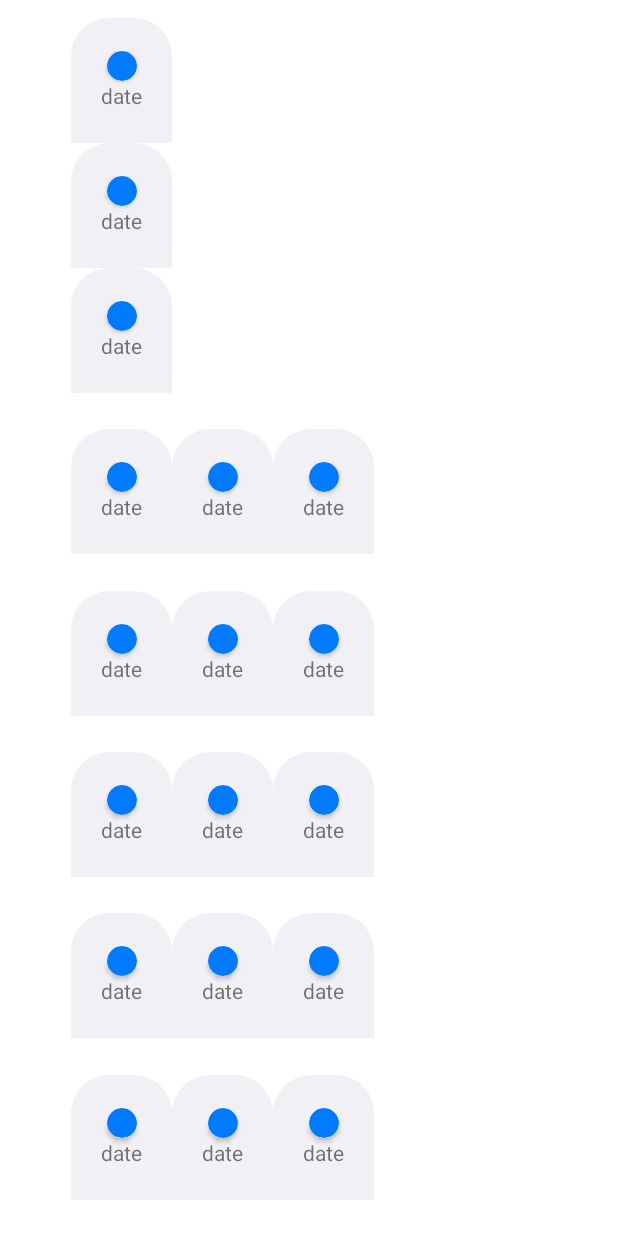
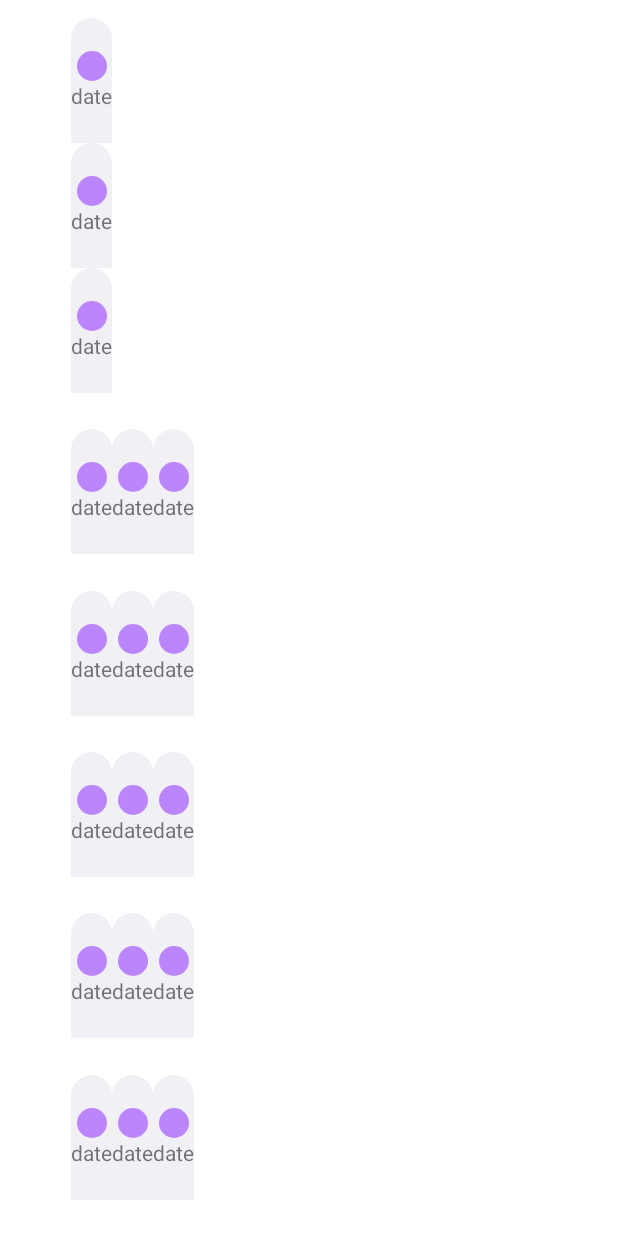
Before and after one commit to umc-all-clear/frontend_kotlin, an Android app: the layout item_home_calendar.xml on its own in the app's theme, with its tools: preview values and no code run, on a phone screen of 412 x 824 dp. Run offline under Robolectric (Android 15) with nearby library versions, the phone set to English and light mode, and no system bars.

Commit message:
working on calendar

```diff
--- /dev/null
+++ b/app/src/main/res/drawable/item_calendar_circle.xml
@@ -0,0 +1,6 @@
+<?xml version="1.0" encoding="utf-8"?>
+<shape xmlns:android="http://schemas.android.com/apk/res/android" android:shape="oval">
+    <solid android:color="@color/purple_200">
+    </solid>
+
+</shape>
--- a/app/src/main/res/layout/item_home_calendar_date.xml
+++ b/app/src/main/res/layout/item_home_calendar_date.xml
@@ -7,25 +7,22 @@
     xmlns:app="http://schemas.android.com/apk/res-auto"
     android:background="@drawable/item_top_round"
     android:paddingTop="22dp"
-    android:paddingBottom="22dp"
-    android:paddingLeft="20dp"
-    android:paddingRight="20dp">
-    <androidx.cardview.widget.CardView
-        android:id="@+id/item_cal_date_cv"
+    android:paddingBottom="22dp">
+    <ImageView
+        android:id="@+id/item_cal_date_iv"
         android:layout_width="20dp"
         android:layout_height="20dp"
         app:layout_constraintTop_toTopOf="parent"
         app:layout_constraintLeft_toLeftOf="parent"
         app:layout_constraintRight_toRightOf="parent"
         app:layout_constraintBottom_toTopOf="@id/item_cal_date_tv"
-        app:cardCornerRadius="20dp"
-        android:backgroundTint="#007AFF">
-    </androidx.cardview.widget.CardView>
+        android:src="@drawable/item_calendar_circle">
+    </ImageView>
     <TextView
         android:id="@+id/item_cal_date_tv"
         android:layout_width="wrap_content"
         android:layout_height="wrap_content"
-        app:layout_constraintTop_toBottomOf="@id/item_cal_date_cv"
+        app:layout_constraintTop_toBottomOf="@id/item_cal_date_iv"
         app:layout_constraintBottom_toBottomOf="parent"
         app:layout_constraintLeft_toLeftOf="parent"
         app:layout_constraintRight_toRightOf="parent"
```
Also changed, not shown: app/src/main/java/com/umc/clear/utils/CalendarDateRVAdatper.kt (+4 -3 lines), app/src/main/java/com/umc/clear/utils/CalendarVPAdapter.kt (+12 -1 lines), app/src/main/java/com/umc/clear/utils/CustomItem.kt (added, +26 -0 lines), app/src/main/java/com/umc/clear/utils/DateView.kt (added, +26 -0 lines).
